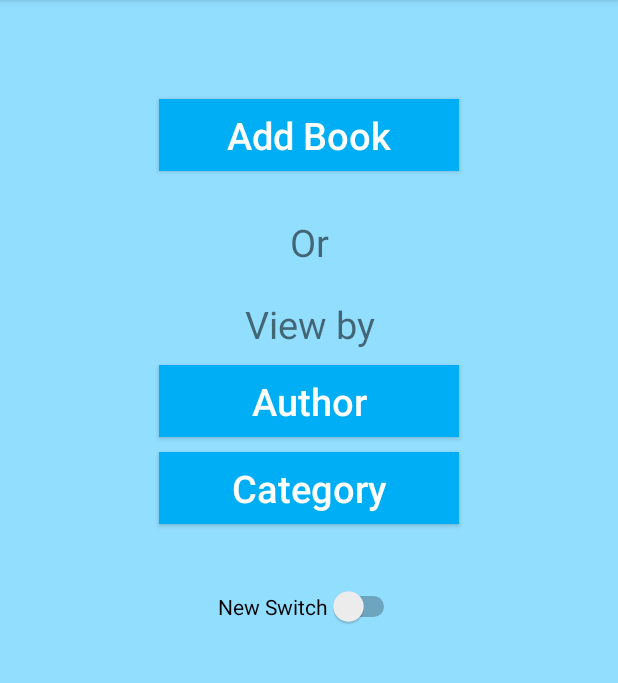
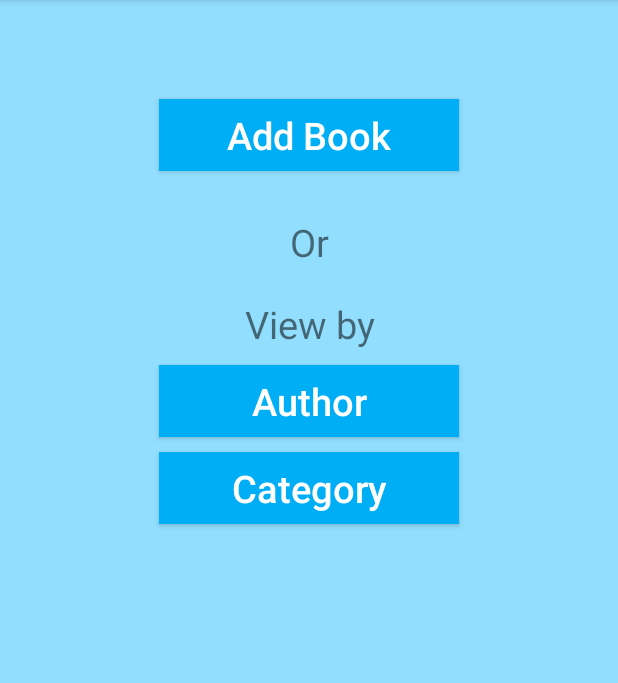
Before and after one commit to mknishad/i-library, an Android app: the HomeActivity screen opened directly, with no data from a screen before it, on a phone screen of 412 x 824 dp, the part 84-767 px from its top. Run offline under Robolectric (Android 15) with nearby library versions, the phone set to English and light mode, and no system bars.

```diff
--- a/app/src/main/res/layout/activity_home.xml
+++ b/app/src/main/res/layout/activity_home.xml
@@ -73,14 +73,5 @@
         android:layout_width="200dp"
         android:layout_height="wrap_content" />
 
-    <Switch
-        android:layout_width="wrap_content"
-        android:layout_height="wrap_content"
-        android:text="New Switch"
-        android:id="@+id/switch1"
-        android:layout_below="@+id/btnCategory"
-        android:layout_centerHorizontal="true"
-        android:layout_marginTop="41dp" />
-
 
 </RelativeLayout>
```
